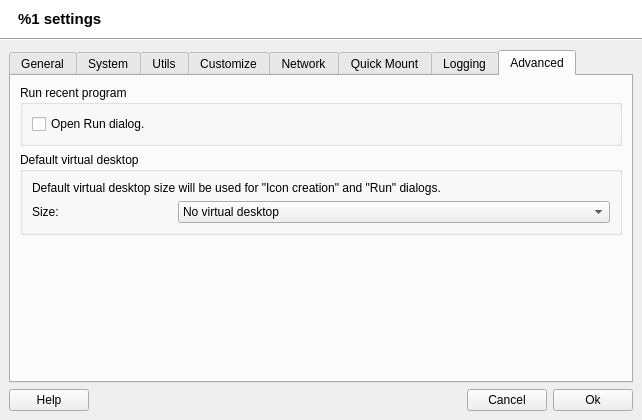
Qt form src/q4wine-gui/uis/AppSettings.ui (brezerk/q4wine) before a commit.
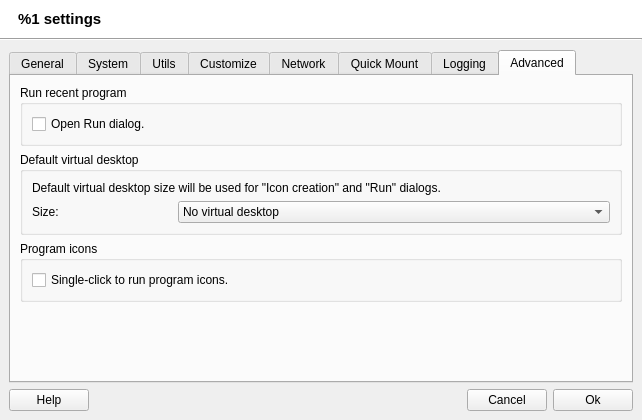
The same form after that commit. The open tabs and pages were chosen to show the change. Icons and pictures are not drawn.

Commit message: Added: Single-click option to program icons; Fixed: Qt 4.4 requre double-click for prgram dirs;

Diff of the .ui file:
```diff
--- a/src/q4wine-gui/uis/AppSettings.ui
+++ b/src/q4wine-gui/uis/AppSettings.ui
@@ -1734,6 +1734,25 @@
             </layout>
            </widget>
           </item>
+          <item>
+           <widget class="QGroupBox" name="groupBox_14">
+            <property name="title">
+             <string>Program icons</string>
+            </property>
+            <layout class="QVBoxLayout" name="_8">
+             <item>
+              <widget class="QCheckBox" name="chUseSingleClick">
+               <property name="text">
+                <string>Single-click to run program icons.</string>
+               </property>
+               <property name="checked">
+                <bool>false</bool>
+               </property>
+              </widget>
+             </item>
+            </layout>
+           </widget>
+          </item>
           <item>
            <spacer name="verticalSpacer_6">
             <property name="orientation">
```
The commit also changes 4 other files.
